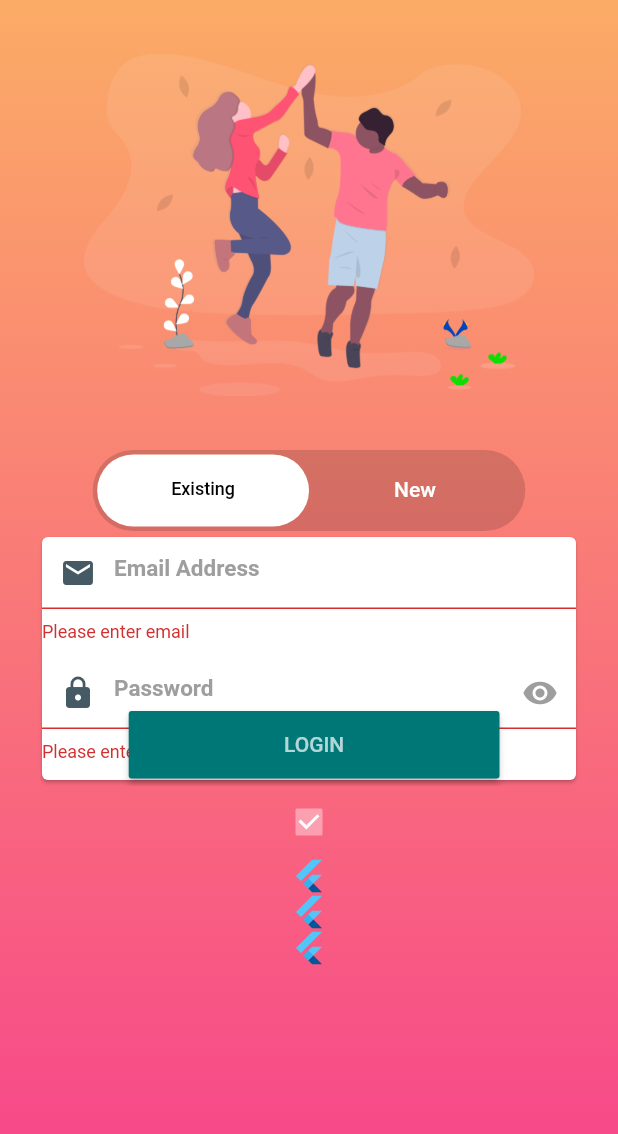
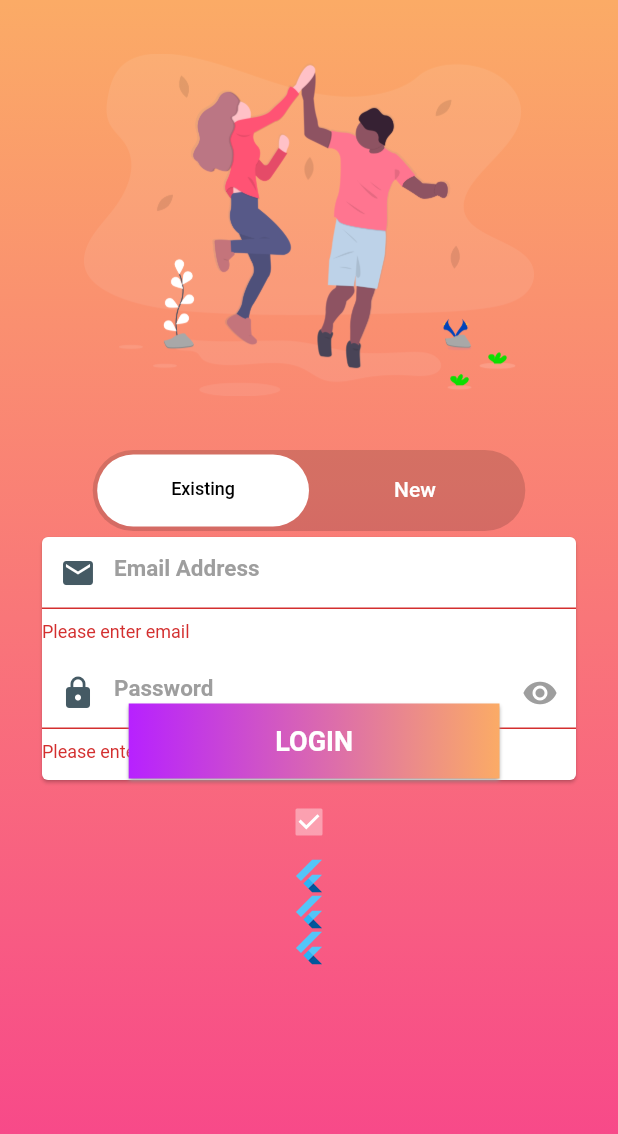
Before and after one commit to pinkeshdarji/LoginRegister, a Flutter app: the Login screen opened directly, after a tap on "LOGIN", on a phone screen of 412 x 824 dp. Shown: the top 1134 px of the screen. Run offline on Flutter 3.47's test engine with Material 2 defaults, Android fonts, the phone set to English and light mode, and no system bars.

Commit message:
basic login screen ui started developing.

```diff
--- a/lib/ui/login/login.dart
+++ b/lib/ui/login/login.dart
@@ -1,5 +1,6 @@
 import 'package:flutter/material.dart';
 import 'package:login_register/utlities/app_colors.dart';
+import 'package:login_register/utlities/gradient_raised_button.dart';
 
 class Login extends StatefulWidget {
   @override
@@ -16,6 +17,8 @@ class _LoginState extends State<Login> {
   FocusNode emailNode = FocusNode();
   FocusNode passawordNode = FocusNode();
   bool loading = false;
+  String _email;
+  String _password;
 
   @override
   void initState() {
@@ -31,7 +34,9 @@ class _LoginState extends State<Login> {
     screenheight = MediaQuery.of(context).size.height;
 
     return Scaffold(
-      body: Container(
+      body: Stack(
+        children: <Widget>[
+          Container(
             constraints: BoxConstraints.expand(),
             decoration: BoxDecoration(
                 gradient: LinearGradient(
@@ -53,6 +58,9 @@ class _LoginState extends State<Login> {
                 ),
               ),
             ),
+          ),
+          loading ? LoadingIndicator() : Container()
+        ],
       ),
     );
   }
@@ -109,53 +117,11 @@ class _LoginState extends State<Login> {
                         child: Column(
                           mainAxisSize: MainAxisSize.min,
                           children: <Widget>[
-                            TextFormField(
-                              enabled: true,
-                              enableInteractiveSelection: true,
-                              focusNode: emailNode,
-                              style: CustomTextStyle(),
-                              keyboardType: TextInputType.emailAddress,
-                              textInputAction: TextInputAction.next,
-                              decoration: CustomTextDecoration(
-                                  icon: Icons.email, text: "Email Address"),
-                              textCapitalization: TextCapitalization.none,
-                              onFieldSubmitted: (term) {
-                                emailNode.unfocus();
-                                FocusScope.of(context)
-                                    .requestFocus(passawordNode);
-                              },
-                              validator: (value) {
-                                if (value.isEmpty) {
-                                  return 'Please enter email';
-                                } else if (!new RegExp(
-                                        r"^[a-zA-Z0-9.]+@[a-zA-Z0-9]+\.[a-zA-Z]+")
-                                    .hasMatch(value)) {
-                                  return "Plase enter valid email";
-                                }
-                              },
-                            ),
+                            emailFormField(),
                             SizedBox(
                               height: 10,
                             ),
-                            TextFormField(
-                              enabled: true,
-                              enableInteractiveSelection: true,
-                              obscureText: true,
-                              textInputAction: TextInputAction.done,
-                              style: CustomTextStyle(),
-                              focusNode: passawordNode,
-                              decoration: CustomTextDecoration(
-                                  icon: Icons.lock,
-                                  text: "Password",
-                                  trailingicon: true),
-                              validator: (value) {
-                                if (value.isEmpty) {
-                                  return 'Please enter password';
-                                } else if (value.length < 6) {
-                                  return 'Password must be 6 digit';
-                                }
-                              },
-                            ),
+                            passwordFormField(),
                             SizedBox(
                               height: 30,
                             ),
@@ -231,31 +197,73 @@ class _LoginState extends State<Login> {
         );
   }
 
+  TextFormField passwordFormField() {
+    return TextFormField(
+      enabled: true,
+      enableInteractiveSelection: true,
+      obscureText: true,
+      textInputAction: TextInputAction.done,
+      style: CustomTextStyle(),
+      focusNode: passawordNode,
+      decoration: CustomTextDecoration(
+          icon: Icons.lock, text: "Password", trailingicon: true),
+      validator: (value) {
+        if (value.isEmpty) {
+          return 'Please enter password';
+        } else if (value.length < 6) {
+          return 'Password must be 6 digit';
+        }
+      },
+      onSaved: (val) => _password = val,
+    );
+  }
+
+  TextFormField emailFormField() {
+    return TextFormField(
+      enabled: true,
+      enableInteractiveSelection: true,
+      focusNode: emailNode,
+      style: CustomTextStyle(),
+      keyboardType: TextInputType.emailAddress,
+      textInputAction: TextInputAction.next,
+      decoration:
+          CustomTextDecoration(icon: Icons.email, text: "Email Address"),
+      textCapitalization: TextCapitalization.none,
+      onFieldSubmitted: (term) {
+        emailNode.unfocus();
+        FocusScope.of(context).requestFocus(passawordNode);
+      },
+      validator: (value) {
+        if (value.isEmpty) {
+          return 'Please enter email';
+        } else if (!new RegExp(r"^[a-zA-Z0-9.]+@[a-zA-Z0-9]+\.[a-zA-Z]+")
+            .hasMatch(value)) {
+          return "Plase enter valid email";
+        }
+      },
+      onSaved: (val) => _email = val,
+    );
+  }
+
   Widget LoginButton(BuildContext context) {
-//    return RaisedGradientButton(
-//        child: Text(
-//          'Button',
-//          style: TextStyle(color: Colors.yellow),
-//        ),
-//        gradient: LinearGradient(
-//          colors: <Color>[Colors.green, Colors.black],
-//        ),
-//        onPressed: () {
-//          print('button clicked');
-//        });
-    return new SizedBox(
-      height: 45.0,
+    return RaisedGradientButton(
+        child: Text(
+          'Login'.toUpperCase(),
+          style: TextStyle(
+              color: Colors.white, fontWeight: FontWeight.bold, fontSize: 18),
+        ),
+        height: 80,
         width: screenWidth * 0.6,
-      child: new RaisedButton(
-        color: Color.fromRGBO(0, 119, 119, 1.0),
-        child: Text(
-          "Login".toUpperCase(),
-          style: TextStyle(color: Colors.white70),
+        gradient: LinearGradient(
+          colors: <Color>[kPruple, kLighOrange2],
         ),
         onPressed: () {
           FocusScope.of(context).requestFocus(new FocusNode());
-          if (_formKey.currentState.validate()) {
-            print(_formKey.currentState.validate());
+          final form = _formKey.currentState;
+
+          if (form.validate()) {
+            form.save();
+            print('email is $_email and password is $_password');
             setState(() {
               loading = true;
             });
@@ -269,7 +277,22 @@ class _LoginState extends State<Login> {
               _autoValidate = true;
             });
           }
-        },
+        });
+  }
+
+  Widget LoadingIndicator() {
+    return Positioned(
+      child: Container(
+        height: MediaQuery.of(context).size.height,
+        width: MediaQuery.of(context).size.width,
+        color: Colors.black.withOpacity(0.5),
+        child: Center(
+          child: SizedBox(
+            height: 50.0,
+            width: 50.0,
+            child: CircularProgressIndicator(strokeWidth: 0.7),
+          ),
+        ),
       ),
     );
   }
```
Lines whose indentation alone changed are shown as unchanged.
